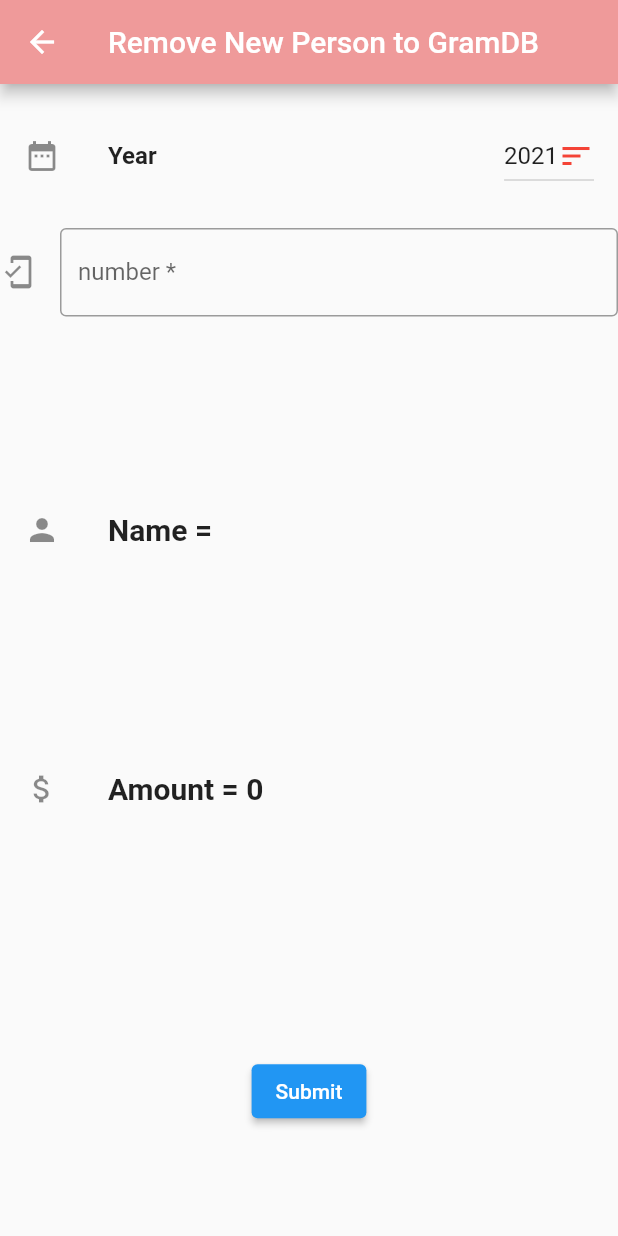
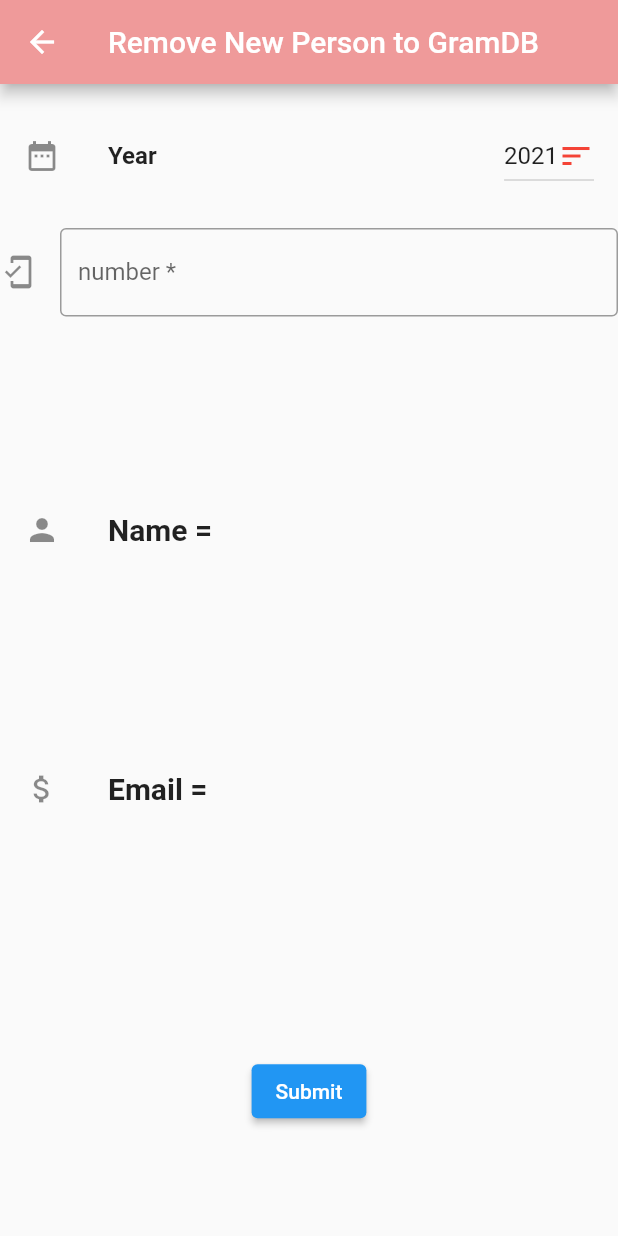
Before and after one commit to chetanshivaji/inputInfoGram, a Flutter app: the removeInfo screen opened by its route, on a phone screen of 412 x 824 dp. Run offline on Flutter 3.47's test engine with Material 2 defaults, Android fonts, the phone set to English and light mode, and no system bars; our stand-ins replace cloud_firestore, firebase_auth, firebase_core; missing offline and left inert: dart:html; accounts and stored records are empty.

Commit message:
remove will show emailnot amount

```diff
--- a/lib/screen/removeInfo.dart
+++ b/lib/screen/removeInfo.dart
@@ -16,10 +16,10 @@
   final _formKeyremoveForm = GlobalKey<FormState>();
 
   String name = "";
-  int amount = 0;
+  String email = "";
 
   String nameEntry = "";
-  int amountEntry = 0;
+  String emailEntry = "";
 
   int mobile = 0;
   int houseTax = 0;
@@ -100,7 +100,7 @@
                         (value) {
                           var y = value.data();
                           nameEntry = y!["name"];
-                          amountEntry = y["house"];
+                          emailEntry = y["email"];
                         },
                       );
                     } catch (e) {
@@ -110,7 +110,7 @@
                     setState(
                       () {
                         name = nameEntry;
-                        amount = amountEntry;
+                        email = emailEntry;
                       },
                     );
                   }
@@ -154,7 +154,7 @@
               child: ListTile(
                 leading: Icon(Icons.attach_money),
                 title: Text(
-                  "Amount = $amount",
+                  "Email = $email",
                   style: TextStyle(
                     fontSize: 20.0,
                     fontWeight: FontWeight.bold,
```
